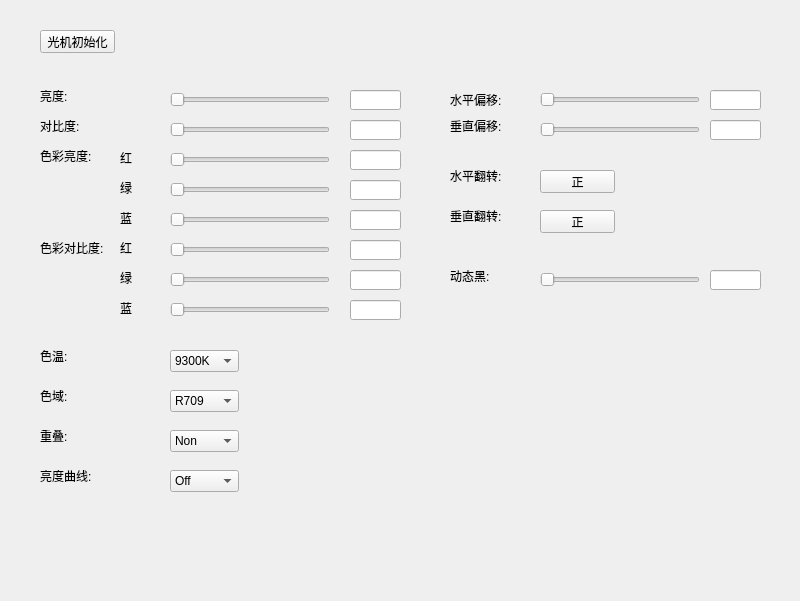
Old version of the form osd/OsdImage.ui in the repository jpcstpj7281/gameseer.
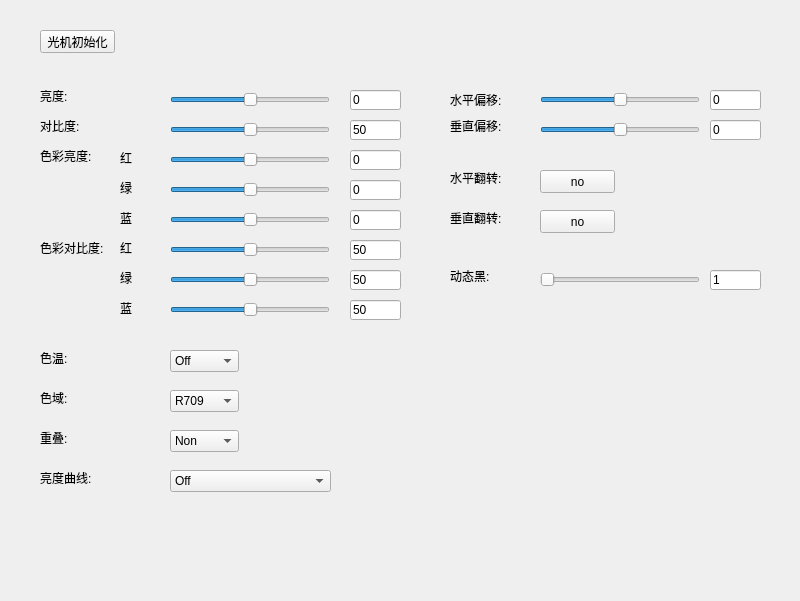
New version of the form.

Patch:
```diff
--- a/osd/OsdImage.ui
+++ b/osd/OsdImage.ui
@@ -171,6 +171,12 @@
      <height>19</height>
     </rect>
    </property>
+   <property name="minimum">
+    <number>-255</number>
+   </property>
+   <property name="maximum">
+    <number>255</number>
+   </property>
    <property name="orientation">
     <enum>Qt::Horizontal</enum>
    </property>
@@ -184,6 +190,12 @@
      <height>19</height>
     </rect>
    </property>
+   <property name="minimum">
+    <number>-255</number>
+   </property>
+   <property name="maximum">
+    <number>255</number>
+   </property>
    <property name="orientation">
     <enum>Qt::Horizontal</enum>
    </property>
@@ -197,6 +209,12 @@
      <height>19</height>
     </rect>
    </property>
+   <property name="minimum">
+    <number>-255</number>
+   </property>
+   <property name="maximum">
+    <number>255</number>
+   </property>
    <property name="orientation">
     <enum>Qt::Horizontal</enum>
    </property>
@@ -210,6 +228,15 @@
      <height>19</height>
     </rect>
    </property>
+   <property name="minimum">
+    <number>0</number>
+   </property>
+   <property name="maximum">
+    <number>100</number>
+   </property>
+   <property name="value">
+    <number>50</number>
+   </property>
    <property name="orientation">
     <enum>Qt::Horizontal</enum>
    </property>
@@ -223,6 +250,15 @@
      <height>19</height>
     </rect>
    </property>
+   <property name="minimum">
+    <number>0</number>
+   </property>
+   <property name="maximum">
+    <number>100</number>
+   </property>
+   <property name="value">
+    <number>50</number>
+   </property>
    <property name="orientation">
     <enum>Qt::Horizontal</enum>
    </property>
@@ -236,6 +272,15 @@
      <height>19</height>
     </rect>
    </property>
+   <property name="minimum">
+    <number>0</number>
+   </property>
+   <property name="maximum">
+    <number>100</number>
+   </property>
+   <property name="value">
+    <number>50</number>
+   </property>
    <property name="orientation">
     <enum>Qt::Horizontal</enum>
    </property>
@@ -249,6 +294,15 @@
      <height>19</height>
     </rect>
    </property>
+   <property name="minimum">
+    <number>0</number>
+   </property>
+   <property name="maximum">
+    <number>100</number>
+   </property>
+   <property name="value">
+    <number>50</number>
+   </property>
    <property name="orientation">
     <enum>Qt::Horizontal</enum>
    </property>
@@ -262,6 +316,12 @@
      <height>19</height>
     </rect>
    </property>
+   <property name="minimum">
+    <number>-255</number>
+   </property>
+   <property name="maximum">
+    <number>255</number>
+   </property>
    <property name="orientation">
     <enum>Qt::Horizontal</enum>
    </property>
@@ -284,8 +344,8 @@
     <rect>
      <x>40</x>
      <y>430</y>
-     <width>54</width>
-     <height>12</height>
+     <width>51</width>
+     <height>16</height>
     </rect>
    </property>
    <property name="text">
@@ -297,8 +357,8 @@
     <rect>
      <x>40</x>
      <y>390</y>
-     <width>54</width>
-     <height>12</height>
+     <width>51</width>
+     <height>16</height>
     </rect>
    </property>
    <property name="text">
@@ -310,8 +370,8 @@
     <rect>
      <x>40</x>
      <y>350</y>
-     <width>54</width>
-     <height>12</height>
+     <width>51</width>
+     <height>16</height>
     </rect>
    </property>
    <property name="text">
@@ -330,6 +390,11 @@
    <property name="layoutDirection">
     <enum>Qt::LeftToRight</enum>
    </property>
+   <item>
+    <property name="text">
+     <string>Off</string>
+    </property>
+   </item>
    <item>
     <property name="text">
      <string>9300K</string>
@@ -406,8 +471,8 @@
     <rect>
      <x>40</x>
      <y>470</y>
-     <width>54</width>
-     <height>12</height>
+     <width>51</width>
+     <height>16</height>
     </rect>
    </property>
    <property name="text">
@@ -419,7 +484,7 @@
     <rect>
      <x>170</x>
      <y>470</y>
-     <width>69</width>
+     <width>161</width>
      <height>22</height>
     </rect>
    </property>
@@ -464,7 +529,7 @@
     </rect>
    </property>
    <property name="text">
-    <string>正</string>
+    <string>no</string>
    </property>
   </widget>
   <widget class="QPushButton" name="btnVertRevert">
@@ -477,7 +542,7 @@
     </rect>
    </property>
    <property name="text">
-    <string>正</string>
+    <string>no</string>
    </property>
   </widget>
   <widget class="QLabel" name="label_16">
@@ -485,8 +550,8 @@
     <rect>
      <x>450</x>
      <y>210</y>
-     <width>54</width>
-     <height>12</height>
+     <width>51</width>
+     <height>16</height>
     </rect>
    </property>
    <property name="text">
@@ -515,6 +580,12 @@
      <height>19</height>
     </rect>
    </property>
+   <property name="minimum">
+    <number>-384</number>
+   </property>
+   <property name="maximum">
+    <number>384</number>
+   </property>
    <property name="orientation">
     <enum>Qt::Horizontal</enum>
    </property>
@@ -528,6 +599,12 @@
      <height>19</height>
     </rect>
    </property>
+   <property name="minimum">
+    <number>-255</number>
+   </property>
+   <property name="maximum">
+    <number>255</number>
+   </property>
    <property name="orientation">
     <enum>Qt::Horizontal</enum>
    </property>
@@ -537,8 +614,8 @@
     <rect>
      <x>450</x>
      <y>170</y>
-     <width>54</width>
-     <height>12</height>
+     <width>51</width>
+     <height>16</height>
     </rect>
    </property>
    <property name="text">
@@ -567,6 +644,9 @@
      <height>20</height>
     </rect>
    </property>
+   <property name="text">
+    <string>0</string>
+   </property>
   </widget>
   <widget class="QLineEdit" name="leRedBrightness">
    <property name="geometry">
@@ -577,6 +657,9 @@
      <height>20</height>
     </rect>
    </property>
+   <property name="text">
+    <string>0</string>
+   </property>
   </widget>
   <widget class="QLineEdit" name="leContrast">
    <property name="geometry">
@@ -587,6 +670,9 @@
      <height>20</height>
     </rect>
    </property>
+   <property name="text">
+    <string>50</string>
+   </property>
   </widget>
   <widget class="QLineEdit" name="leGreenBrightness">
    <property name="geometry">
@@ -597,6 +683,9 @@
      <height>20</height>
     </rect>
    </property>
+   <property name="text">
+    <string>0</string>
+   </property>
   </widget>
   <widget class="QLineEdit" name="leRedContrast">
    <property name="geometry">
@@ -607,6 +696,9 @@
      <height>20</height>
     </rect>
    </property>
+   <property name="text">
+    <string>50</string>
+   </property>
   </widget>
   <widget class="QLineEdit" name="leBlueBrightness">
    <property name="geometry">
@@ -617,6 +709,9 @@
      <height>20</height>
     </rect>
    </property>
+   <property name="text">
+    <string>0</string>
+   </property>
   </widget>
   <widget class="QLineEdit" name="leGreenContrast">
    <property name="geometry">
@@ -627,6 +722,9 @@
      <height>20</height>
     </rect>
    </property>
+   <property name="text">
+    <string>50</string>
+   </property>
   </widget>
   <widget class="QLineEdit" name="leDynBlack">
    <property name="geometry">
@@ -637,6 +735,9 @@
      <height>20</height>
     </rect>
    </property>
+   <property name="text">
+    <string>1</string>
+   </property>
   </widget>
   <widget class="QLineEdit" name="leBlueContrast">
    <property name="geometry">
@@ -647,6 +748,9 @@
      <height>20</height>
     </rect>
    </property>
+   <property name="text">
+    <string>50</string>
+   </property>
   </widget>
   <widget class="QLineEdit" name="leHoriOffset">
    <property name="geometry">
@@ -657,6 +761,9 @@
      <height>20</height>
     </rect>
    </property>
+   <property name="text">
+    <string>0</string>
+   </property>
   </widget>
   <widget class="QLineEdit" name="leVertOffset">
    <property name="geometry">
@@ -667,6 +774,9 @@
      <height>20</height>
     </rect>
    </property>
+   <property name="text">
+    <string>0</string>
+   </property>
   </widget>
   <widget class="QPushButton" name="btnInit">
    <property name="geometry">
```
Left out of the diff: 6 changed lines with no effect on the pictures.
